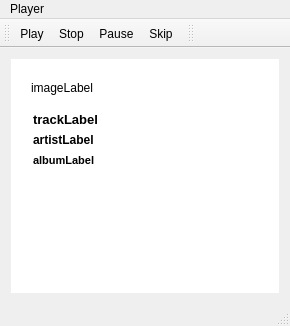
Before: the Qt Designer form mainwindow.ui in paucm/spotfm, drawn with Qt 5.
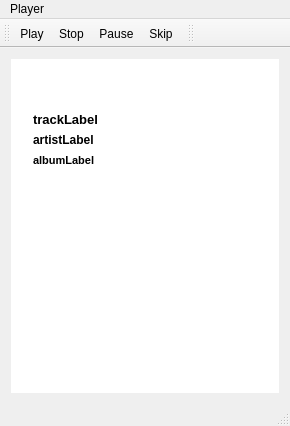
After: the same form once the commit is applied. Icons and pictures are not drawn.

```diff
--- a/mainwindow.ui
+++ b/mainwindow.ui
@@ -6,7 +6,7 @@
     <x>0</x>
     <y>0</y>
     <width>290</width>
-    <height>326</height>
+    <height>426</height>
    </rect>
   </property>
   <property name="sizePolicy" >
@@ -23,7 +23,7 @@
   </property>
   <property name="maximumSize" >
    <size>
-    <width>290</width>
+    <width>350</width>
     <height>16777215</height>
    </size>
   </property>
@@ -36,11 +36,11 @@
      <x>0</x>
      <y>58</y>
      <width>290</width>
-     <height>244</height>
+     <height>344</height>
     </rect>
    </property>
    <layout class="QGridLayout" name="gridLayout_2" >
-    <item row="0" column="0" >
+    <item row="1" column="0" >
      <widget class="QFrame" name="frame" >
       <property name="styleSheet" >
        <string notr="true" >background-color: rgb(255, 255, 255)</string>
@@ -94,10 +94,16 @@
             <item row="0" column="0" >
              <widget class="QLabel" name="imageLabel" >
               <property name="text" >
-               <string>imageLabel</string>
+               <string/>
+              </property>
+              <property name="pixmap" >
+               <pixmap resource="spotfm.qrc" >:/icons/icons/no_cover.gif</pixmap>
               </property>
               <property name="scaledContents" >
-               <bool>true</bool>
+               <bool>false</bool>
+              </property>
+              <property name="alignment" >
+               <set>Qt::AlignCenter</set>
               </property>
              </widget>
             </item>
@@ -308,7 +314,7 @@
    <property name="geometry" >
     <rect>
      <x>0</x>
-     <y>302</y>
+     <y>402</y>
      <width>290</width>
      <height>24</height>
     </rect>
```
